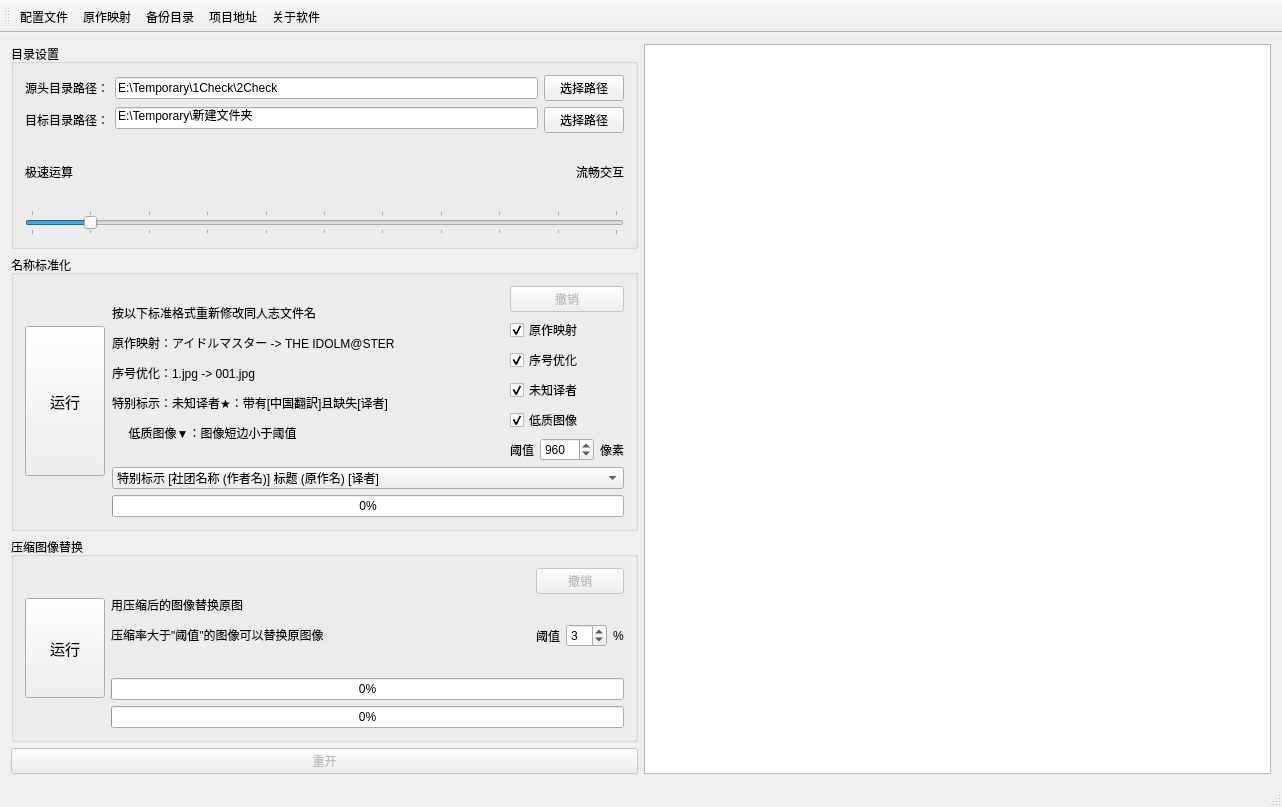
Qt form src/mainwindow.ui (Sandiagal/DoujinFix) before a commit.
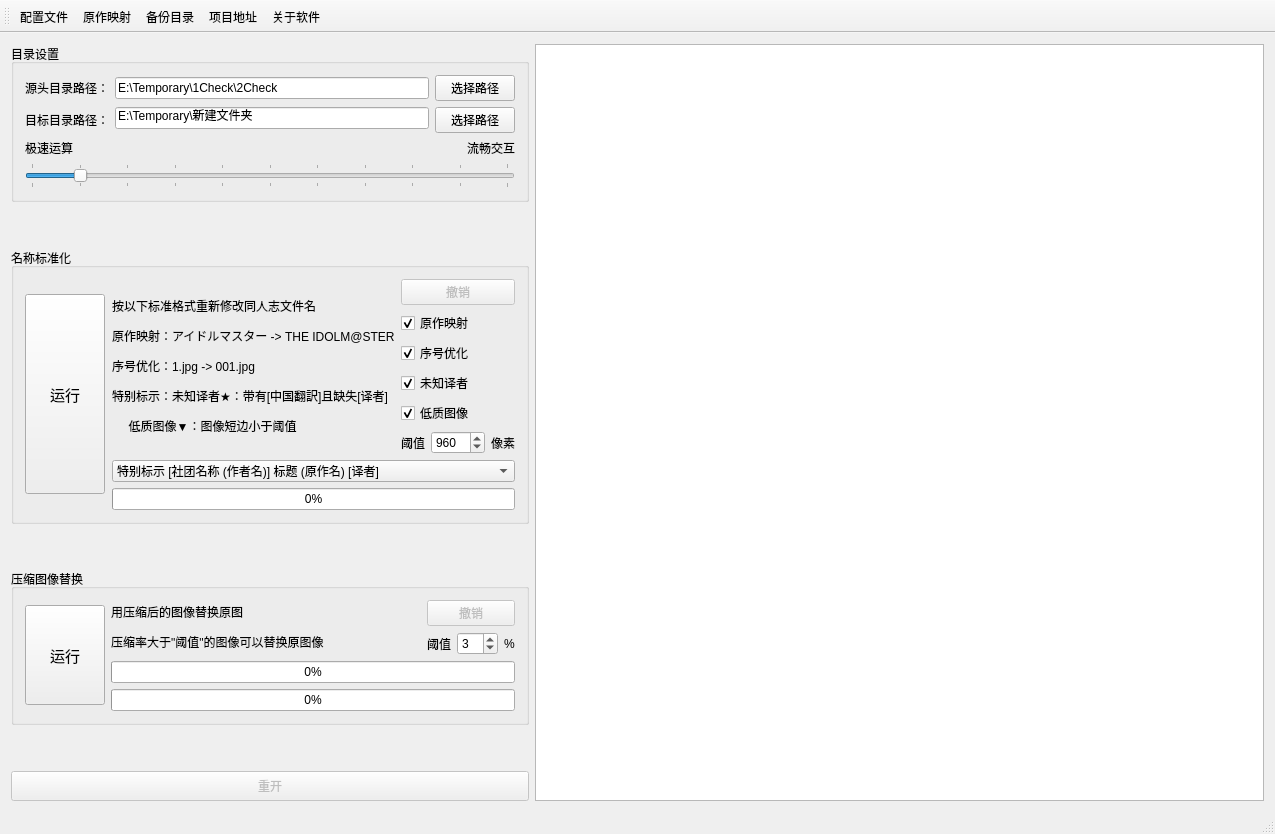
The same form after that commit. Icons and pictures are not drawn.

What changed in the file:
```diff
--- a/src/mainwindow.ui
+++ b/src/mainwindow.ui
@@ -9,16 +9,16 @@
    <rect>
     <x>0</x>
     <y>0</y>
-    <width>1282</width>
-    <height>807</height>
+    <width>1275</width>
+    <height>834</height>
    </rect>
   </property>
   <property name="windowTitle">
    <string/>
   </property>
   <widget class="QWidget" name="centralWidget">
-   <layout class="QGridLayout" name="gridLayout_4">
-    <item row="0" column="0">
+   <layout class="QHBoxLayout" name="horizontalLayout_9" stretch="0,1">
+    <item>
      <layout class="QVBoxLayout" name="verticalLayout_2">
       <item>
        <widget class="QGroupBox" name="groupBox_3">
@@ -148,6 +148,19 @@
         </layout>
        </widget>
       </item>
+      <item>
+       <spacer name="verticalSpacer_2">
+        <property name="orientation">
+         <enum>Qt::Vertical</enum>
+        </property>
+        <property name="sizeHint" stdset="0">
+         <size>
+          <width>20</width>
+          <height>0</height>
+         </size>
+        </property>
+       </spacer>
+      </item>
       <item>
        <widget class="QGroupBox" name="groupBox">
         <property name="title">
@@ -170,7 +183,7 @@
              <property name="minimumSize">
               <size>
                <width>0</width>
-               <height>150</height>
+               <height>200</height>
               </size>
              </property>
              <property name="font">
@@ -219,19 +232,6 @@
                  </property>
                 </widget>
                </item>
-               <item>
-                <spacer name="horizontalSpacer">
-                 <property name="orientation">
-                  <enum>Qt::Horizontal</enum>
-                 </property>
-                 <property name="sizeHint" stdset="0">
-                  <size>
-                   <width>40</width>
-                   <height>20</height>
-                  </size>
-                 </property>
-                </spacer>
-               </item>
                <item>
                 <layout class="QVBoxLayout" name="verticalLayout_7">
                  <item>
@@ -361,6 +361,19 @@
         </layout>
        </widget>
       </item>
+      <item>
+       <spacer name="verticalSpacer_3">
+        <property name="orientation">
+         <enum>Qt::Vertical</enum>
+        </property>
+        <property name="sizeHint" stdset="0">
+         <size>
+          <width>20</width>
+          <height>0</height>
+         </size>
+        </property>
+       </spacer>
+      </item>
       <item>
        <widget class="QGroupBox" name="groupBox_2">
         <property name="title">
@@ -489,11 +502,30 @@
         </layout>
        </widget>
       </item>
+      <item>
+       <spacer name="verticalSpacer">
+        <property name="orientation">
+         <enum>Qt::Vertical</enum>
+        </property>
+        <property name="sizeHint" stdset="0">
+         <size>
+          <width>20</width>
+          <height>0</height>
+         </size>
+        </property>
+       </spacer>
+      </item>
       <item>
        <widget class="QPushButton" name="pushButton_3">
         <property name="enabled">
          <bool>false</bool>
         </property>
+        <property name="minimumSize">
+         <size>
+          <width>0</width>
+          <height>30</height>
+         </size>
+        </property>
         <property name="text">
          <string>重开</string>
         </property>
@@ -501,7 +533,7 @@
       </item>
      </layout>
     </item>
-    <item row="0" column="1">
+    <item>
      <widget class="QListView" name="listView">
       <property name="minimumSize">
        <size>
```
Left out of the diff: 2 changed lines with no effect on the pictures.
